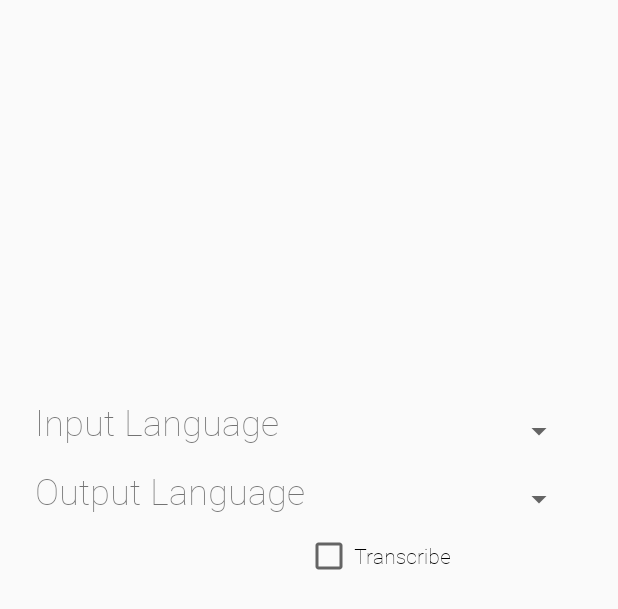
After one commit to kristaboone/TransLite, an Android app: the layout activity_settings.xml on its own in the app's theme, with its tools: preview values and no code run, on a phone screen of 412 x 824 dp. The commit adds this screen. Shown: the top 609 px of the screen. Run offline under Robolectric (Android 15) with nearby library versions, the phone set to English and light mode, and no system bars; Roboto replaces fonts that are not available here.

Commit message:
Add setting activity
Tied to get input/output language. Will update to do more later.

```diff
--- a/TransLite/app/src/main/res/layout/activity_main.xml
+++ b/TransLite/app/src/main/res/layout/activity_main.xml
@@ -5,6 +5,10 @@
     android:layout_width="match_parent"
     android:layout_height="match_parent"
     tools:context="com.example.kristavanderhorst.translite.MainActivity">
+
+    <android.support.v4.view.ViewPager
+        android:layout_width="match_parent"
+        android:layout_height="match_parent" />
 
     <FrameLayout
         android:layout_width="match_parent"
--- /dev/null
+++ b/TransLite/app/src/main/res/layout/activity_settings.xml
@@ -0,0 +1,66 @@
+<?xml version="1.0" encoding="utf-8"?>
+<android.support.constraint.ConstraintLayout xmlns:android="http://schemas.android.com/apk/res/android"
+    xmlns:app="http://schemas.android.com/apk/res-auto"
+    xmlns:tools="http://schemas.android.com/tools"
+    android:layout_width="match_parent"
+    android:layout_height="match_parent"
+    tools:context="com.example.kristavanderhorst.translite.SettingsActivity">
+
+    <GridLayout
+        android:layout_width="366dp"
+        android:layout_height="551dp"
+        android:layout_marginBottom="8dp"
+        android:layout_marginEnd="8dp"
+        android:layout_marginStart="8dp"
+        app:layout_constraintBottom_toBottomOf="parent"
+        app:layout_constraintEnd_toEndOf="parent"
+        app:layout_constraintStart_toStartOf="parent">
+
+        <Spinner
+            android:id="@+id/inLanguageSpinner"
+            android:layout_width="180dp"
+            android:layout_height="46dp"
+            android:layout_column="1"
+            android:layout_row="0" />
+
+        <Spinner
+            android:id="@+id/outLanguageSpinner"
+            android:layout_width="180dp"
+            android:layout_height="44dp"
+            android:layout_column="1"
+            android:layout_row="1" />
+
+        <CheckBox
+            android:id="@+id/checkBox2"
+            android:layout_width="wrap_content"
+            android:layout_height="wrap_content"
+            android:layout_column="1"
+            android:layout_row="2"
+            android:fontFamily="@font/roboto_thin"
+            android:text="Transcribe"
+            android:textAlignment="viewEnd"
+            tools:layout_editor_absoluteX="402dp"
+            tools:layout_editor_absoluteY="0dp" />
+
+        <TextView
+            android:id="@+id/textView"
+            android:layout_width="wrap_content"
+            android:layout_height="wrap_content"
+            android:layout_column="0"
+            android:layout_row="0"
+            android:fontFamily="@font/roboto_thin"
+            android:text="Input Language"
+            android:textSize="24sp" />
+
+        <TextView
+            android:id="@+id/textView2"
+            android:layout_width="wrap_content"
+            android:layout_height="wrap_content"
+            android:layout_column="0"
+            android:layout_row="1"
+            android:fontFamily="@font/roboto_thin"
+            android:text="Output Language"
+            android:textSize="24sp" />
+
+    </GridLayout>
+</android.support.constraint.ConstraintLayout>
```
Also changed, not shown: TransLite/app/src/main/AndroidManifest.xml (+6 -2 lines), TransLite/app/src/main/java/com/example/kristavanderhorst/translite/MainActivity.java (+28 -4 lines), TransLite/app/src/main/java/com/example/kristavanderhorst/translite/SettingsActivity.java (added, +93 -0 lines).
